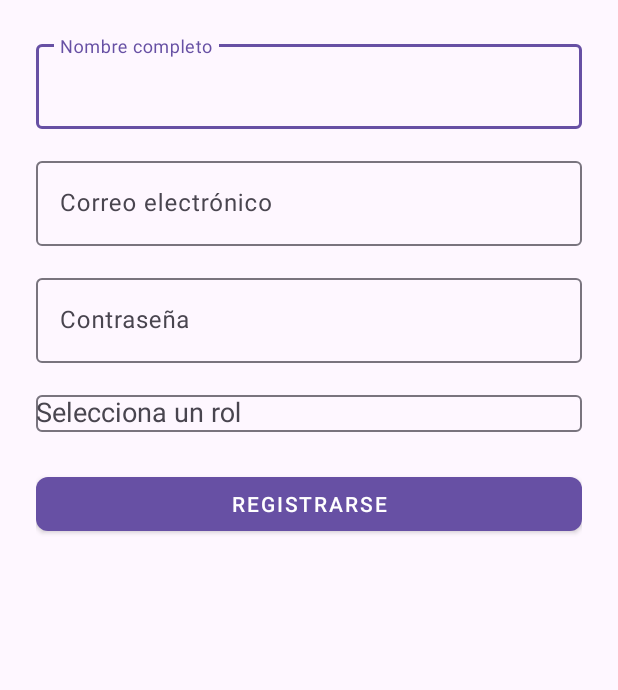
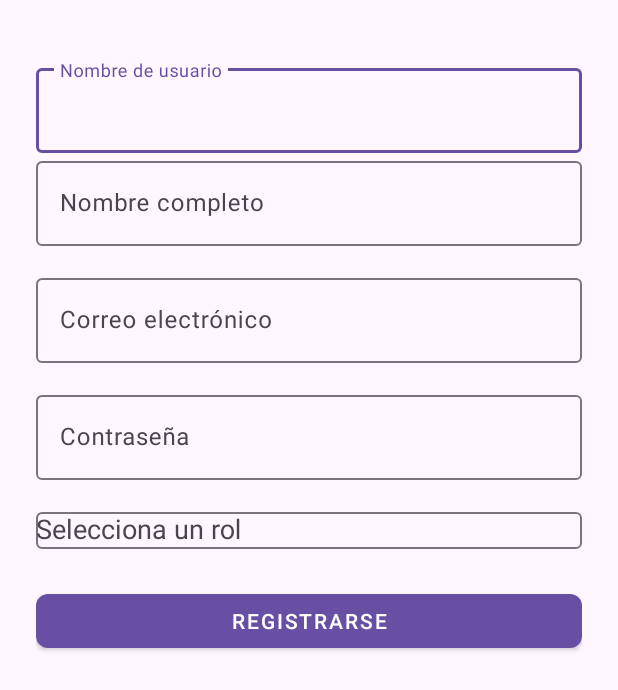
Before and after one commit to landerslopez/mobileProject, an Android app: the Register screen opened directly, with no data from a screen before it, on a phone screen of 412 x 824 dp. Shown: the top 690 px of the screen. Run offline under Robolectric (Android 15) with nearby library versions, the phone set to English and light mode, and no system bars.

Commit message:
agregando campos adicionales

```diff
--- a/mobile-dev/app/src/main/java/com/example/gestion_curso/views/login/Register.java
+++ b/mobile-dev/app/src/main/java/com/example/gestion_curso/views/login/Register.java
@@ -1,19 +1,10 @@
 package com.example.gestion_curso.views.login;
-
-import android.content.Intent;
 import android.os.Bundle;
 import android.widget.ArrayAdapter;
 import android.widget.AutoCompleteTextView;
-import android.widget.Button;
-import android.widget.EditText;
-import android.widget.Spinner;
 import android.widget.Toast;
 
-import androidx.activity.EdgeToEdge;
 import androidx.appcompat.app.AppCompatActivity;
-import androidx.core.graphics.Insets;
-import androidx.core.view.ViewCompat;
-import androidx.core.view.WindowInsetsCompat;
 
 import com.example.gestion_curso.config.Database;
 import com.google.android.material.button.MaterialButton;
@@ -22,7 +13,7 @@ import com.tuapp.miclaseapp.R;
 
 public class Register extends AppCompatActivity {
 
-    private TextInputEditText usernameInput, passwordInput;
+    private TextInputEditText editFullName, editEmail, usernameInput, passwordInput;
     private AutoCompleteTextView roleDropdown;
     private MaterialButton registerButton;
     private Database dbHelper;
@@ -32,13 +23,14 @@ public class Register extends AppCompatActivity {
         super.onCreate(savedInstanceState);
         setContentView(R.layout.activity_register);
 
-        usernameInput = findViewById(R.id.edit_username);
+        editFullName = findViewById(R.id.edit_username); // Nombre completo
+        editEmail = findViewById(R.id.etCorreo); // Correo
+        usernameInput = findViewById(R.id.edit_user); // Nombre de usuario
         passwordInput = findViewById(R.id.edit_password);
         roleDropdown = findViewById(R.id.auto_complete_roles);
+        registerButton = findViewById(R.id.btnRegistrar);
 
-        registerButton = findViewById(R.id.btnRegistrar);
         dbHelper = new Database(this);
-
 
         String[] roles = {"docente", "alumno"};
         ArrayAdapter<String> adapter = new ArrayAdapter<>(
@@ -47,23 +39,24 @@ public class Register extends AppCompatActivity {
                 roles
         );
         roleDropdown.setAdapter(adapter);
+        roleDropdown.setOnClickListener(v -> roleDropdown.showDropDown());
 
-// Opcional, fuerza a mostrar el dropdown al hacer clic
-        roleDropdown.setOnClickListener(v -> roleDropdown.showDropDown());
         registerButton.setOnClickListener(v -> {
+            String fullName = editFullName.getText().toString().trim();
+            String email = editEmail.getText().toString().trim();
             String username = usernameInput.getText().toString().trim();
             String password = passwordInput.getText().toString().trim();
             String role = roleDropdown.getText().toString().trim();
 
-            if (username.isEmpty() || password.isEmpty() || role.isEmpty()) {
+            if (fullName.isEmpty() || email.isEmpty() || username.isEmpty() || password.isEmpty() || role.isEmpty()) {
                 Toast.makeText(this, "Completa todos los campos", Toast.LENGTH_SHORT).show();
                 return;
             }
 
-            boolean success = dbHelper.insertUser(username, password, role);
+            boolean success = dbHelper.insertUser(fullName, email, username, password, role);
             if (success) {
                 Toast.makeText(this, "Registro exitoso", Toast.LENGTH_SHORT).show();
-                finish(); // Cierra y vuelve al login
+                finish();
             } else {
                 Toast.makeText(this, "El usuario ya existe", Toast.LENGTH_SHORT).show();
             }
--- a/mobile-dev/app/src/main/res/layout/activity_register.xml
+++ b/mobile-dev/app/src/main/res/layout/activity_register.xml
@@ -11,6 +11,20 @@
         android:layout_height="wrap_content"
         android:orientation="vertical"
         android:gravity="center_horizontal">
+
+        <com.google.android.material.textfield.TextInputLayout
+            android:layout_width="match_parent"
+            android:layout_height="wrap_content"
+            android:hint="Nombre de usuario"
+            android:layout_marginTop="16dp">
+
+            <com.google.android.material.textfield.TextInputEditText
+                android:id="@+id/edit_user"
+                android:layout_width="match_parent"
+                android:layout_height="wrap_content"
+                android:inputType="textPersonName" />
+        </com.google.android.material.textfield.TextInputLayout>
+
 
         <com.google.android.material.textfield.TextInputLayout
             android:layout_width="match_parent"
```
Also changed, not shown: mobile-dev/app/src/main/java/com/example/gestion_curso/config/Database.java (+18 -11 lines), mobile-dev/app/src/main/java/com/example/gestion_curso/model/User.java (+15 -46 lines), mobile-dev/app/src/main/java/com/example/gestion_curso/views/alumno/Alumno.java (+31 -9 lines), mobile-dev/app/src/main/java/com/example/gestion_curso/views/docente/Docente.java (+11 -6 lines), mobile-dev/app/src/main/java/com/example/gestion_curso/views/login/Login.java (+10 -8 lines), mobile-dev/app/src/main/res/layout/activity_alumno.xml (+11 -1 lines), mobile-dev/app/src/main/res/layout/activity_docente.xml (+13 -0 lines), mobile-dev/app/src/main/res/layout/activity_login.xml (line endings or trailing spaces).
